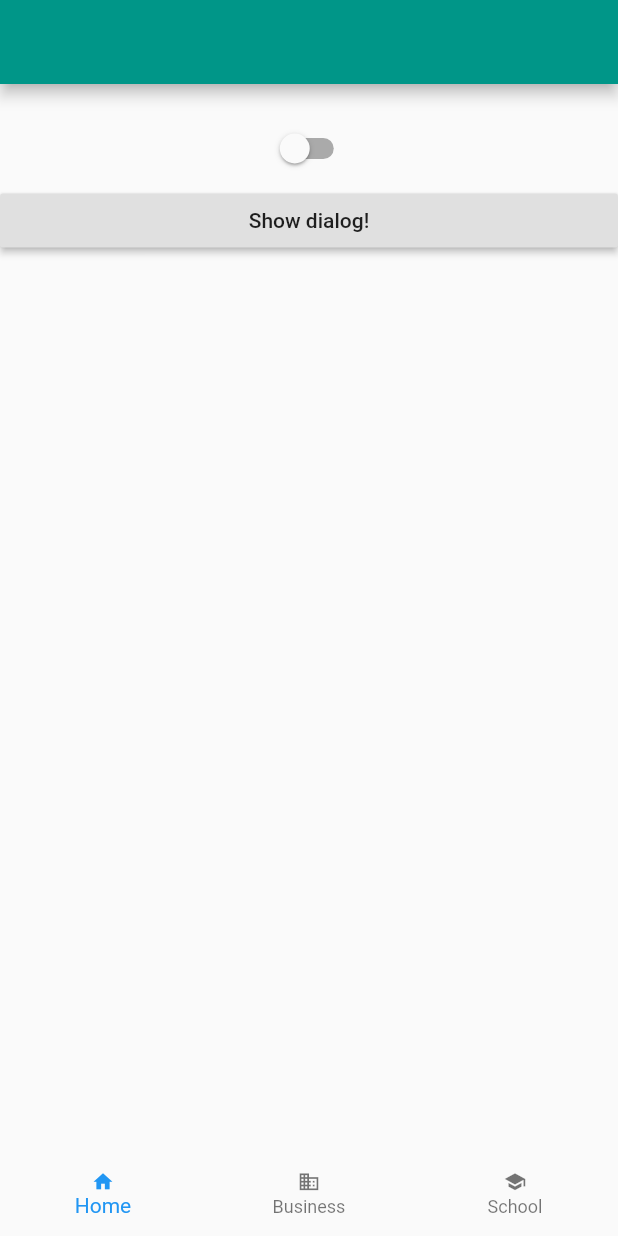
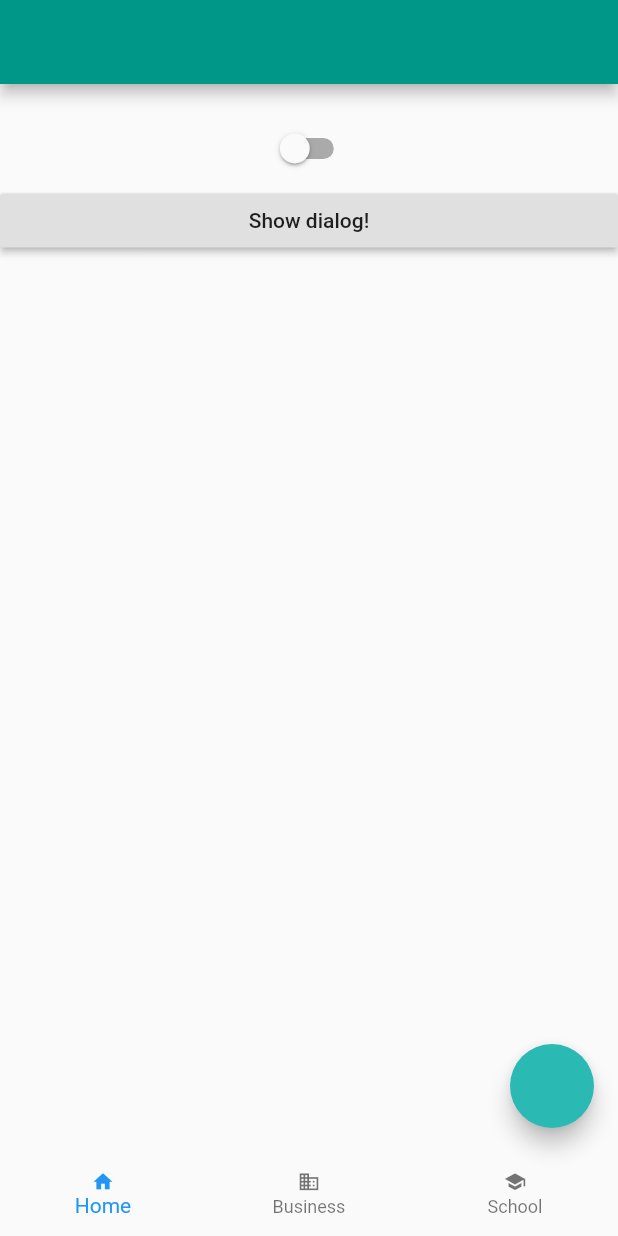
Before and after one commit to enzotiezzi/zcomponents, a Flutter app: the screen it shows after launch, on a phone screen of 412 x 824 dp. Run offline on Flutter 3.47's test engine with Material 2 defaults, Android fonts, the phone set to English and light mode, and no system bars.

Commit message:
floating action button

```diff
--- a/example/lib/main.dart
+++ b/example/lib/main.dart
@@ -2,6 +2,7 @@ import 'package:flutter/material.dart';
 import 'dart:async';
 
 import 'package:flutter/services.dart';
+import 'package:z_components/z-float-button.dart';
 import 'package:z_components/z_switch.dart';
 import 'package:z_components/z_picker.dart';
 import 'package:z_components/z_tabbar.dart';
@@ -40,6 +41,7 @@ class Home extends StatelessWidget{
   @override
   Widget build(BuildContext context) {
     return Scaffold(
+      floatingActionButton: ZFloatButton(onPressed: (){},),
       appBar: new ZNavigationBar(
       ),
       body: new ListView(
--- a/lib/z-float-button.dart
+++ b/lib/z-float-button.dart
@@ -1,8 +1,59 @@
 import 'package:flutter/material.dart';
 import 'package:flutter/rendering.dart';
 import 'dart:math' as math;
+class _DefaultHeroTag {
+  const _DefaultHeroTag();
+  @override
+  String toString() => '<default FloatingActionButton tag>';
+}
+class _ChildOverflowBox extends SingleChildRenderObjectWidget {
+  const _ChildOverflowBox({
+    Key key,
+    Widget child,
+  }) : super(key: key, child: child);
+
+  @override
+  _RenderChildOverflowBox createRenderObject(BuildContext context) {
+    return _RenderChildOverflowBox(
+      textDirection: Directionality.of(context),
+    );
+  }
+
+  @override
+  void updateRenderObject(BuildContext context, _RenderChildOverflowBox renderObject) {
+    renderObject
+      ..textDirection = Directionality.of(context);
+  }
+}
+class _RenderChildOverflowBox extends RenderAligningShiftedBox {
+  _RenderChildOverflowBox({
+    RenderBox child,
+    TextDirection textDirection,
+  }) : super(child: child, alignment: Alignment.center, textDirection: textDirection);
+
+  @override
+  double computeMinIntrinsicWidth(double height) => 0.0;
+
+  @override
+  double computeMinIntrinsicHeight(double width) => 0.0;
+
+  @override
+  void performLayout() {
+    if (child != null) {
+      child.layout(const BoxConstraints(), parentUsesSize: true);
+      size = Size(
+        math.max(constraints.minWidth, math.min(constraints.maxWidth, child.size.width)),
+        math.max(constraints.minHeight, math.min(constraints.maxHeight, child.size.height)),
+      );
+      alignChild();
+    } else {
+      size = constraints.biggest;
+    }
+  }
+}
 class ZFloatButton extends StatelessWidget {
   Widget zFloatButton;
+
  Widget child;
 
  String tooltip;
@@ -49,7 +100,7 @@ class ZFloatButton extends StatelessWidget {
     this.child,
     this.tooltip,
     this.foregroundColor,
-    this.backgroundColor,
+    this.backgroundColor: const Color(0xff2BB9B4),
     this.heroTag = const _DefaultHeroTag(),
     this.elevation,
     this.highlightElevation,
@@ -126,61 +177,96 @@ class ZFloatButton extends StatelessWidget {
         ),
         super(key: key) {
           zFloatButton = FloatingActionButton(onPressed: this.onPressed,
+            key: this.key,
+            child: this.child,
+            elevation: this.elevation,
+            shape: this.shape,
+            backgroundColor: this.backgroundColor,
+            clipBehavior: this.clipBehavior,
+            disabledElevation: this.disabledElevation,
+            foregroundColor: this.foregroundColor,
+            heroTag: this.heroTag,
+            highlightElevation: this.highlightElevation,
+            isExtended: this.isExtended,
+            materialTapTargetSize: this.materialTapTargetSize,
+            mini: this.mini,
+            tooltip: this.tooltip,
           );
 }
 
   @override
   Widget build(BuildContext context) {
-    return zFloatButton;
+    final ThemeData theme = Theme.of(context);
+    final FloatingActionButtonThemeData floatingActionButtonTheme = theme.floatingActionButtonTheme;
+
+    final Color backgroundColor = this.backgroundColor
+        ?? floatingActionButtonTheme.backgroundColor
+        ?? theme.colorScheme.secondary;
+    final Color foregroundColor = this.foregroundColor
+        ?? floatingActionButtonTheme.foregroundColor
+        ?? theme.accentIconTheme.color
+        ?? theme.colorScheme.onSecondary;
+    final double elevation = this.elevation
+        ?? floatingActionButtonTheme.elevation
+        ?? _defaultElevation;
+    final double disabledElevation = this.disabledElevation
+        ?? floatingActionButtonTheme.disabledElevation
+        ?? elevation;
+    final double highlightElevation = this.highlightElevation
+        ?? floatingActionButtonTheme.highlightElevation
+        ?? _defaultHighlightElevation;
+    final MaterialTapTargetSize materialTapTargetSize = this.materialTapTargetSize
+        ?? theme.materialTapTargetSize;
+    final TextStyle textStyle = theme.accentTextTheme.button.copyWith(
+      color: foregroundColor,
+      letterSpacing: 1.2,
+    );
+    final ShapeBorder shape = this.shape
+        ?? floatingActionButtonTheme.shape
+        ?? (isExtended ? _defaultExtendedShape : _defaultShape);
+
+    Widget result;
+
+    if (child != null) {
+      result = IconTheme.merge(
+        data: IconThemeData(
+          color: foregroundColor,
+        ),
+        child: child,
+      );
+    }
+
+    result = RawMaterialButton(
+      onPressed: onPressed,
+      elevation: elevation,
+      highlightElevation: highlightElevation,
+      disabledElevation: disabledElevation,
+      constraints: _sizeConstraints,
+      materialTapTargetSize: materialTapTargetSize,
+      fillColor: backgroundColor,
+      textStyle: textStyle,
+      shape: shape,
+      clipBehavior: clipBehavior,
+      child: result,
+    );
+
+    if (tooltip != null) {
+      result = MergeSemantics(
+        child: Tooltip(
+          message: tooltip,
+          child: result,
+        ),
+      );
+    }
+
+    if (heroTag != null) {
+      result = Hero(
+        tag: heroTag,
+        child: result,
+      );
+    }
+
+    return result;
+
   }
 }
-class _DefaultHeroTag {
-  const _DefaultHeroTag();
-  @override
-  String toString() => '<default FloatingActionButton tag>';
-}
-class _ChildOverflowBox extends SingleChildRenderObjectWidget {
-  const _ChildOverflowBox({
-    Key key,
-    Widget child,
-  }) : super(key: key, child: child);
-
-  @override
-  _RenderChildOverflowBox createRenderObject(BuildContext context) {
-    return _RenderChildOverflowBox(
-      textDirection: Directionality.of(context),
-    );
-  }
-
-  @override
-  void updateRenderObject(BuildContext context, _RenderChildOverflowBox renderObject) {
-    renderObject
-      ..textDirection = Directionality.of(context);
-  }
-}
-class _RenderChildOverflowBox extends RenderAligningShiftedBox {
-  _RenderChildOverflowBox({
-    RenderBox child,
-    TextDirection textDirection,
-  }) : super(child: child, alignment: Alignment.center, textDirection: textDirection);
-
-  @override
-  double computeMinIntrinsicWidth(double height) => 0.0;
-
-  @override
-  double computeMinIntrinsicHeight(double width) => 0.0;
-
-  @override
-  void performLayout() {
-    if (child != null) {
-      child.layout(const BoxConstraints(), parentUsesSize: true);
-      size = Size(
-        math.max(constraints.minWidth, math.min(constraints.maxWidth, child.size.width)),
-        math.max(constraints.minHeight, math.min(constraints.maxHeight, child.size.height)),
-      );
-      alignChild();
-    } else {
-      size = constraints.biggest;
-    }
-  }
-}
```
